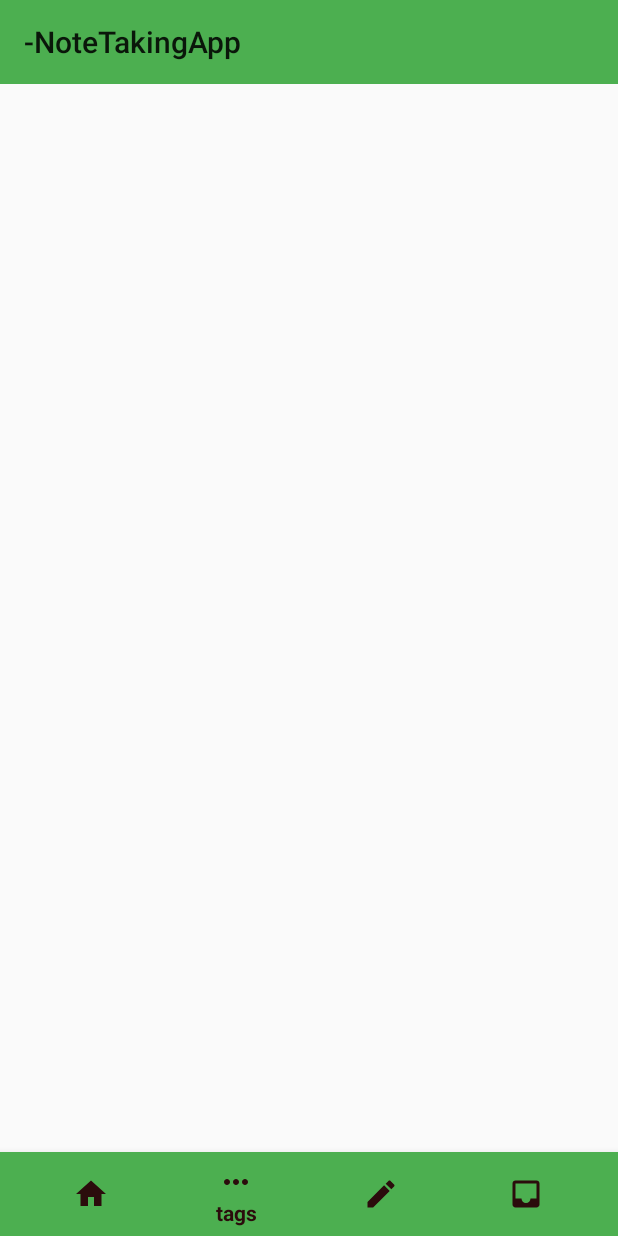
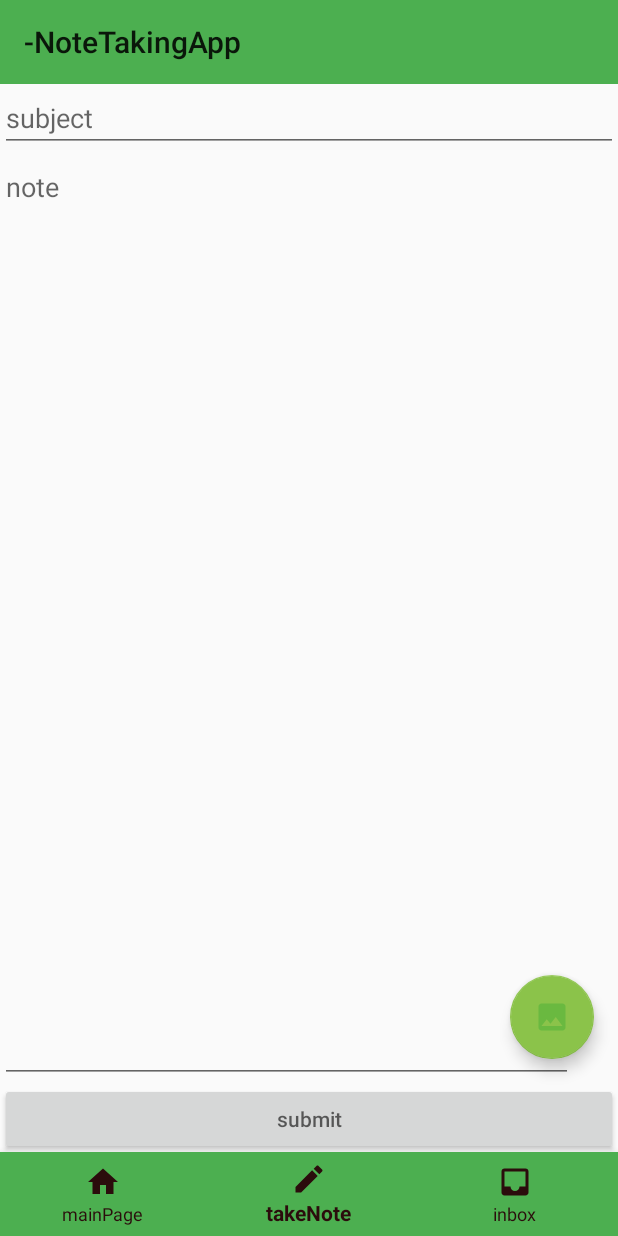
Before and after one commit to tkNbgL/broccoli-noteTaking, an Android app: the AfterLogMainPage screen opened directly, with no data from a screen before it, item 2 of the bottom bar chosen, on a phone screen of 412 x 824 dp. Run offline under Robolectric (Android 15) with nearby library versions, the phone set to English and light mode, and no system bars.

Commit message:
callback methods was implemented to make communication possible between fragmant n activity n adapter

```diff
--- a/app/build.gradle
+++ b/app/build.gradle
@@ -23,6 +23,7 @@ dependencies {
     implementation 'com.android.support:appcompat-v7:28.0.0'
     implementation 'com.android.support.constraint:constraint-layout:1.1.3'
     implementation 'com.android.support:support-v4:28.0.0'
+    implementation 'com.google.android.gms:play-services-plus:16.0.0'
     testImplementation 'junit:junit:4.12'
     androidTestImplementation 'com.android.support.test:runner:1.0.2'
     androidTestImplementation 'com.android.support.test.espresso:espresso-core:3.0.2'
--- a/app/src/main/java/adapter/NotesAdapter.java
+++ b/app/src/main/java/adapter/NotesAdapter.java
@@ -17,17 +17,19 @@ import model.TextModel;
 public class NotesAdapter extends RecyclerView.Adapter<NotesAdapter.NotesHolder>{
     private Context context;
     private ArrayList<TextModel> notes;
+    private RecyclerViewClickListener mListener;
 
-    public NotesAdapter(Context context, ArrayList<TextModel> notes){
+    public NotesAdapter(Context context, ArrayList<TextModel> notes, RecyclerViewClickListener listener){
         this.context = context;
         this.notes = notes;
+        mListener = listener;
     }
 
 
     @Override
     public NotesHolder onCreateViewHolder(ViewGroup parent, int ViewType){
         View view = LayoutInflater.from(context).inflate(R.layout.content_card_view,parent,false);
-        return new NotesHolder(view);
+        return new NotesHolder(view,mListener);
     }
 
     @Override
@@ -44,28 +46,26 @@ public class NotesAdapter extends RecyclerView.Adapter<NotesAdapter.NotesHolder>
 
 
 
-    public class NotesHolder extends RecyclerView.ViewHolder {
-        private TextView txtSubject, txtTag, txtNote;
+    public class NotesHolder extends RecyclerView.ViewHolder implements View.OnClickListener{
+        private TextView txtSubject, txtNote;
+        private RecyclerViewClickListener mListener;
 
-        public NotesHolder(View itemView){
+        public NotesHolder(View itemView, RecyclerViewClickListener listener){
             super(itemView);
             txtSubject = itemView.findViewById(R.id.subjectD);
-            txtTag = itemView.findViewById(R.id.tagsD);
             txtNote = itemView.findViewById(R.id.noteD);
+            mListener = listener;
+            itemView.setOnClickListener(this);
         }
 
         public void setDetails(TextModel textModel){
             txtSubject.setText(textModel.getSubject());
-            txtTag.setText(textModel.getTags());
             txtNote.setText(textModel.getNote());
-
-            itemView.setOnClickListener(new View.OnClickListener(){
-                @Override
-                public void onClick(View view){
-                    System.out.println("dede");
-                }
-            });
         }
 
+        @Override
+        public void onClick(View v) {
+            mListener.onClick(v, getAdapterPosition());
+        }
     }
 }
--- /dev/null
+++ b/app/src/main/java/adapter/RecyclerViewClickListener.java
@@ -0,0 +1,7 @@
+package adapter;
+
+import android.view.View;
+
+public interface RecyclerViewClickListener {
+    void onClick(View view, int position);
+}
--- a/app/src/main/java/com/tk/takenoteapp/AfterLogMainPage.java
+++ b/app/src/main/java/com/tk/takenoteapp/AfterLogMainPage.java
@@ -4,6 +4,7 @@ import android.net.Uri;
 import android.support.annotation.NonNull;
 import android.support.design.widget.BottomNavigationView;
 import android.support.v4.app.Fragment;
+import android.support.v4.app.FragmentManager;
 import android.support.v7.app.AppCompatActivity;
 import android.os.Bundle;
 import android.support.v7.widget.Toolbar;
@@ -13,17 +14,22 @@ import android.view.MenuItem;
 import java.util.ArrayList;
 import java.util.List;
 
+import adapter.NotesAdapter;
 import model.TextModel;
+import model.TextNotesList;
 
-public class AfterLogMainPage extends AppCompatActivity implements ListOfAllNotesFragment.SendMessage{
+public class AfterLogMainPage extends AppCompatActivity implements ListOfAllNotesFragment.getDataForNotesArrayList{
 
     private BottomNavigationView bottomNavigationView;
-    private List<Fragment> fragments = new ArrayList<>(4);
+    private List<Fragment> fragments;
+    private TextNotesList textNotesList;
 
     @Override
     protected void onCreate(Bundle savedInstanceState) {
         super.onCreate(savedInstanceState);
         setContentView(R.layout.activity_after_log_main_page);
+        textNotesList = new TextNotesList();
+        fragments = new ArrayList<>(3);
         Toolbar toolbar = findViewById(R.id.toolBar);
         setSupportActionBar(toolbar);
 
@@ -34,6 +40,8 @@ public class AfterLogMainPage extends AppCompatActivity implements ListOfAllNote
         switchFragment(0);
     }
 
+
+
     public void setListenerForBotMenu(BottomNavigationView bottom){
         bottom.setOnNavigationItemSelectedListener(
                 new BottomNavigationView.OnNavigationItemSelectedListener() {
@@ -43,10 +51,9 @@ public class AfterLogMainPage extends AppCompatActivity implements ListOfAllNote
                             case R.id.mainPage:
                                 switchFragment(0);
                                 return true;
-                            case R.id.tags :
+                            case R.id.create:
                                 switchFragment(1);
-                            case R.id.create:
-
+                                return true;
                             case R.id.inbox:
                         }
                         return true;
@@ -57,9 +64,9 @@ public class AfterLogMainPage extends AppCompatActivity implements ListOfAllNote
 
     private void buildFragmentsList(){
         ListOfAllNotesFragment listOfAllNotesFragment = buildFragmentListOfAllFragment();
-        TagsFragment tagsFragment = buildFragmentTagsFragment();
+        TakeNoteFragment takeNoteDialogFragment = buildTakeNoteDialogFragment();
         fragments.add(listOfAllNotesFragment);
-        fragments.add(tagsFragment);
+        fragments.add(takeNoteDialogFragment);
     }
 
     private ListOfAllNotesFragment buildFragmentListOfAllFragment(){
@@ -69,12 +76,14 @@ public class AfterLogMainPage extends AppCompatActivity implements ListOfAllNote
         return fragment;
     }
 
-    private TagsFragment buildFragmentTagsFragment(){
-        TagsFragment fragment = new TagsFragment();
+    private TakeNoteFragment buildTakeNoteDialogFragment(){
+        TakeNoteFragment fragment = new TakeNoteFragment();
         Bundle bundle = new Bundle();
         fragment.setArguments(bundle);
         return fragment;
     }
+
+
 
     private void switchFragment(int pos){
         getSupportFragmentManager()
@@ -82,9 +91,9 @@ public class AfterLogMainPage extends AppCompatActivity implements ListOfAllNote
                 .replace(R.id.frame_fragmentHolder, fragments.get(pos)).commit();
     }
 
+
     @Override
-    public void sendArrayListOfNotes(ArrayList<TextModel> notes){
-
+    public TextNotesList getNotesArraylistData() {
+        return textNotesList;
     }
-
 }
--- a/app/src/main/java/com/tk/takenoteapp/ListOfAllNotesFragment.java
+++ b/app/src/main/java/com/tk/takenoteapp/ListOfAllNotesFragment.java
@@ -10,20 +10,23 @@ import android.support.v7.widget.RecyclerView;
 import android.view.LayoutInflater;
 import android.view.View;
 import android.view.ViewGroup;
+import android.widget.Toast;
 
 import org.w3c.dom.Text;
 
 import java.util.ArrayList;
 
 import adapter.NotesAdapter;
+import adapter.RecyclerViewClickListener;
 import model.TextModel;
+import model.TextNotesList;
 
 
 public class ListOfAllNotesFragment extends Fragment {
     private RecyclerView recyclerView;
     private NotesAdapter notesAdapter;
-    private ArrayList<TextModel> notes;
-    SendMessage SM;
+    private TextNotesList notes;
+    private getDataForNotesArrayList gDataFromNotesArrayList;
 
     public ListOfAllNotesFragment() {
         // Required empty public constructor
@@ -33,9 +36,7 @@ public class ListOfAllNotesFragment extends Fragment {
     @Override
     public void onCreate(Bundle savedInstanceState) {
         super.onCreate(savedInstanceState);
-        notes = new ArrayList<TextModel>();
-        notesAdapter = new NotesAdapter(getActivity(), notes);
-
+        notes = gDataFromNotesArrayList.getNotesArraylistData();
     }
 
     @Override
@@ -46,53 +47,30 @@ public class ListOfAllNotesFragment extends Fragment {
 
         recyclerView = (RecyclerView) view.findViewById(R.id.recyclerView);
         recyclerView.setLayoutManager(new LinearLayoutManager(getActivity()));
+        RecyclerViewClickListener listener = new RecyclerViewClickListener() {
+            @Override
+            public void onClick(View view, int position) {
+                System.out.println("dededeeeeee");
+            }
+        };
+        notesAdapter = new NotesAdapter(getActivity(), notes.getNotesList(),listener);
         recyclerView.setAdapter(notesAdapter);
-        createListData();
-        SM.sendArrayListOfNotes(notes);
+        notesAdapter.notifyDataSetChanged();
         return view;
     }
 
-    public void createListData(){
-        TextModel note = new TextModel("dede", "utku", "nebi");
-        notes.add(note);
-
-        note = new TextModel("dede", "tutku", "tnebi");
-        notes.add(note);
-
-        note = new TextModel("dede", "ttutku", "ttnebi");
-        notes.add(note);
-
-        note = new TextModel("dede", "tttutku", "tttnebi");
-        notes.add(note);
-
-        note = new TextModel("adede", "autku", "anebi");
-        notes.add(note);
-
-        note = new TextModel("aadede", "aautku", "aanebi");
-        notes.add(note);
-
-        note = new TextModel("aaadede", "aaautku", "aaanebi");
-        notes.add(note);
-
-        note = new TextModel("aaadede", "aaautku", "aaanebi");
-        notes.add(note);
-
-        notesAdapter.notifyDataSetChanged();
-    }
-
-
-    public interface SendMessage {
-        void sendArrayListOfNotes(ArrayList<TextModel> notes);
+    public interface getDataForNotesArrayList {
+        public TextNotesList getNotesArraylistData();
     }
 
     @Override
     public void onAttach(Context context){
         super.onAttach(context);
-
         try{
-            SM = (SendMessage) getActivity();
+            gDataFromNotesArrayList = (getDataForNotesArrayList) context;
         }catch (ClassCastException e){
-            throw new ClassCastException("error in retrieving data. Please try again.");
+            throw new ClassCastException(context.toString() + " must implement getNotesArraylistData");
         }
     }
+
 }
--- a/app/src/main/java/com/tk/takenoteapp/TagsFragment.java
+++ /dev/null
@@ -1,45 +0,0 @@
-package com.tk.takenoteapp;
-
-
-import android.os.Bundle;
-import android.support.v4.app.Fragment;
-import android.support.v7.widget.RecyclerView;
-import android.view.LayoutInflater;
-import android.view.View;
-import android.view.ViewGroup;
-
-import java.util.ArrayList;
-
-import adapter.TagsAdapter;
-import model.TextModel;
-
-
-/**
- * A simple {@link Fragment} subclass.
- */
-public class TagsFragment extends Fragment {
-    private RecyclerView recyclerView;
-    private TagsAdapter tagsAdapter;
-    private ArrayList<TextModel> notes;
-
-
-    public TagsFragment() {
-        // Required empty public constructor
-    }
-
-    @Override
-    public void onCreate(Bundle savedInstanceState){
-        super.onCreate(savedInstanceState);
-        //notes = data coming from other fragment
-        tagsAdapter = new TagsAdapter(getActivity(), notes);
-    }
-
-
-    @Override
-    public View onCreateView(LayoutInflater inflater, ViewGroup container,
-                             Bundle savedInstanceState) {
-        // Inflate the layout for this fragment
-        return inflater.inflate(R.layout.fragment_tags, container, false);
-    }
-
-}
--- /dev/null
+++ b/app/src/main/java/com/tk/takenoteapp/TakeNoteFragment.java
@@ -0,0 +1,70 @@
+package com.tk.takenoteapp;
+
+
+import android.os.Bundle;
+import android.support.design.widget.FloatingActionButton;
+import android.support.v4.app.Fragment;
+import android.view.LayoutInflater;
+import android.view.View;
+import android.view.ViewGroup;
+import android.widget.Button;
+import android.widget.EditText;
+
+import com.google.android.gms.plus.PlusOneButton;
+
+import model.TextModel;
+
+/**
+ * A fragment with a Google +1 button.
+ */
+public class TakeNoteFragment extends Fragment {
+    private EditText addSubject;
+    private EditText addNote;
+    private Button submitNote;
+    private FloatingActionButton addImgButton;
+
+    public TakeNoteFragment() {
+        // Required empty public constructor
+    }
+
+
+    @Override
+    public View onCreateView(LayoutInflater inflater, ViewGroup container,
+                             Bundle savedInstanceState) {
+        // Inflate the layout for this fragment
+        View view = inflater.inflate(R.layout.fragment_take_note, container, false);
+
+        addSubject = view.findViewById(R.id.add_subject);
+        addNote = view.findViewById(R.id.add_note);
+
+        submitNote = view.findViewById(R.id.submit_note);
+        submitNote.setOnClickListener(new View.OnClickListener(){
+            public void onClick(View v){
+                if(addSubject.getText() == null | addNote.getText() == null){
+                    System.out.println("why don't you write something");
+                    //add alert fragment
+                    return;
+                }
+
+                TextModel aNote = new TextModel(addSubject.getText().toString(), addNote.getText().toString());
+
+            }
+        });
+
+        addImgButton = view.findViewById(R.id.circle_button_add_img);
+        addImgButton.setOnClickListener(new View.OnClickListener() {
+            @Override
+            public void onClick(View v) {
+                System.out.println("dedededede");
+            }
+        });
+
+
+        return view;
+    }
+
+
+
+
+
+}
--- a/app/src/main/java/model/TextModel.java
+++ b/app/src/main/java/model/TextModel.java
@@ -1,28 +1,58 @@
 package model;
+
+import java.util.ArrayList;
 
 //this class will be used to provide dummy data
 public class TextModel {
-    private String tags;
     private String subject;
     private String note;
+    private ArrayList<TextModel> notes;
 
-    public TextModel(){
+   /* public TextModel(){
+        notes = new ArrayList<TextModel>();
+        createDumpData();
+    }*/
 
-    }
-
-    public TextModel(String tags, String subject, String note){
-        this.tags = tags;
+    public TextModel(String subject, String note){
         this.subject = subject;
         this.note = note;
     }
 
-    public String getTags() {
-        return tags;
+    private void createDumpData(){
+        TextModel note = new TextModel("comp101", "loops");
+        notes.add(note);
+
+        note = new TextModel("comp101", "memory");
+        notes.add(note);
+
+        note = new TextModel("comp101", "binary system");
+        notes.add(note);
+
+        note = new TextModel("comp101", "variables");
+        notes.add(note);
+
+        note = new TextModel("comp200", "arrays");
+        notes.add(note);
+
+        note = new TextModel("comp200", "linklists");
+        notes.add(note);
+
+        note = new TextModel("comp200", "binary tree");
+        notes.add(note);
+
+        note = new TextModel("comp200", "hash");
+        notes.add(note);
     }
 
-    public void setTags(String tags) {
-        this.tags = tags;
+    public ArrayList<TextModel> getNotes() {
+        return notes;
     }
+
+    public void addNewNote(TextModel textModel) {
+        notes.add(textModel);
+    }
+
+
 
     public String getSubject() {
         return subject;
--- /dev/null
+++ b/app/src/main/java/model/TextNotesList.java
@@ -0,0 +1,46 @@
+package model;
+
+import java.util.ArrayList;
+
+public class TextNotesList {
+    private ArrayList<TextModel> notesList;
+
+    public TextNotesList(){
+        notesList = new ArrayList<>();
+        createListData();
+    }
+
+    public ArrayList<TextModel> getNotesList(){
+        return notesList;
+    }
+
+    public void setNotesList(TextModel aNote){
+        notesList.add(aNote);
+    }
+
+    public void createListData(){
+        TextModel note = new TextModel("comp101", "loops");
+        notesList.add(note);
+
+        note = new TextModel("comp101", "memory");
+        notesList.add(note);
+
+        note = new TextModel("comp101", "binary system");
+        notesList.add(note);
+
+        note = new TextModel("comp101", "variables");
+        notesList.add(note);
+
+        note = new TextModel("comp200", "arrays");
+        notesList.add(note);
+
+        note = new TextModel("comp200", "linklists");
+        notesList.add(note);
+
+        note = new TextModel("comp200", "binary tree");
+        notesList.add(note);
+
+        note = new TextModel("comp200", "hash");
+        notesList.add(note);
+    }
+}
--- /dev/null
+++ b/app/src/main/res/drawable/ic_add_circle_black_24dp.xml
@@ -0,0 +1,5 @@
+<vector android:alpha="0.74" android:height="24dp"
+    android:tint="#5DB63D" android:viewportHeight="24.0"
+    android:viewportWidth="24.0" android:width="24dp" xmlns:android="http://schemas.android.com/apk/res/android">
+    <path android:fillColor="#FF000000" android:pathData="M12,2C6.48,2 2,6.48 2,12s4.48,10 10,10 10,-4.48 10,-10S17.52,2 12,2zM17,13h-4v4h-2v-4L7,13v-2h4L11,7h2v4h4v2z"/>
+</vector>
--- /dev/null
+++ b/app/src/main/res/drawable/ic_image_black_24dp.xml
@@ -0,0 +1,5 @@
+<vector android:alpha="0.74" android:height="24dp"
+    android:tint="#5DB63D" android:viewportHeight="24.0"
+    android:viewportWidth="24.0" android:width="24dp" xmlns:android="http://schemas.android.com/apk/res/android">
+    <path android:fillColor="#FF000000" android:pathData="M21,19V5c0,-1.1 -0.9,-2 -2,-2H5c-1.1,0 -2,0.9 -2,2v14c0,1.1 0.9,2 2,2h14c1.1,0 2,-0.9 2,-2zM8.5,13.5l2.5,3.01L14.5,12l4.5,6H5l3.5,-4.5z"/>
+</vector>
--- /dev/null
+++ b/app/src/main/res/layout/fragment_take_note.xml
@@ -0,0 +1,55 @@
+<android.support.constraint.ConstraintLayout xmlns:android="http://schemas.android.com/apk/res/android"
+    xmlns:app="http://schemas.android.com/apk/res-auto"
+    xmlns:tools="http://schemas.android.com/tools"
+    android:layout_width="match_parent"
+    android:layout_height="match_parent"
+    tools:context=".TakeNoteFragment">
+
+
+    <EditText
+        android:id="@+id/add_subject"
+        android:layout_width="0dp"
+        android:layout_height="wrap_content"
+        android:hint="subject"
+        android:inputType="text"
+        app:layout_constraintEnd_toEndOf="parent"
+        app:layout_constraintStart_toStartOf="parent"
+        app:layout_constraintTop_toTopOf="parent" />
+
+    <EditText
+        android:id="@+id/add_note"
+        android:layout_width="382dp"
+        android:layout_height="0dp"
+        android:inputType="text"
+        android:layout_marginTop="46dp"
+        android:layout_marginBottom="46dp"
+        android:gravity="top"
+        android:hint="note"
+        app:layout_constraintBottom_toBottomOf="parent"
+        app:layout_constraintEnd_toEndOf="parent"
+        app:layout_constraintHorizontal_bias="0.0"
+        app:layout_constraintStart_toStartOf="parent"
+        app:layout_constraintTop_toTopOf="parent"
+        app:layout_constraintVertical_bias="0.0" />
+
+    <Button
+        android:id="@+id/submit_note"
+        android:layout_width="match_parent"
+        android:layout_height="wrap_content"
+        android:hint="submit"
+        app:layout_constraintEnd_toEndOf="parent"
+        app:layout_constraintStart_toStartOf="parent"
+        app:layout_constraintTop_toBottomOf="@+id/add_note" />
+
+    <android.support.design.widget.FloatingActionButton
+        android:id="@+id/circle_button_add_img"
+        android:layout_width="wrap_content"
+        android:layout_height="wrap_content"
+        android:layout_gravity="end|bottom"
+        android:layout_margin="16dp"
+        android:layout_marginEnd="16dp"
+        android:layout_marginBottom="12dp"
+        android:src="@drawable/ic_image_black_24dp"
+        app:layout_constraintBottom_toBottomOf="@+id/add_note"
+        app:layout_constraintEnd_toEndOf="parent" />
+</android.support.constraint.ConstraintLayout>
--- a/app/src/main/res/menu/bottom_menu.xml
+++ b/app/src/main/res/menu/bottom_menu.xml
@@ -4,10 +4,6 @@
         android:id="@+id/mainPage"
         android:icon="@drawable/ic_home_black_24dp"
         android:title="mainPage"/>
-    <item
-        android:id="@+id/tags"
-        android:icon="@drawable/ic_more_horiz_black_24dp"
-        android:title="tags"/>
     <item
         android:id="@+id/create"
         android:icon="@drawable/ic_create_black_24dp"
```
Also changed, not shown: app/src/main/AndroidManifest.xml (+4 -3 lines), app/src/main/java/adapter/TagsAdapter.java (deleted, +0 -59 lines), app/src/main/res/layout/activity_login_page.xml (+16 -2 lines), app/src/main/res/layout/activity_signup_page.xml (+17 -2 lines), app/src/main/res/layout/activity_welcome_page.xml (+15 -2 lines), app/src/main/res/layout/fragment_tags.xml (deleted, +0 -22 lines), app/src/main/res/drawable/noteimg.jpg (added).
